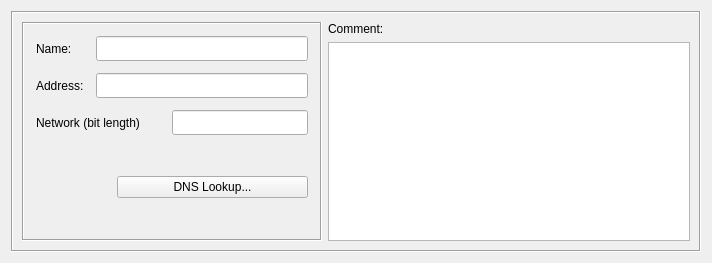
Old version of the form src/gui/ipv6dialog_q.ui in the repository fwbuilder/fwbuilder.
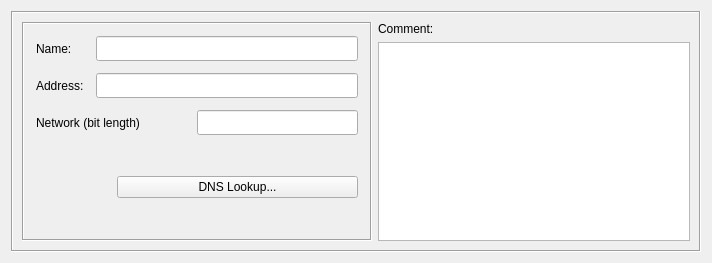
New version of the form.

What changed in the file:
```diff
--- a/src/gui/ipv6dialog_q.ui
+++ b/src/gui/ipv6dialog_q.ui
@@ -41,13 +41,13 @@
         </property>
         <property name="minimumSize" >
          <size>
-          <width>300</width>
+          <width>350</width>
           <height>16</height>
          </size>
         </property>
         <property name="maximumSize" >
          <size>
-          <width>300</width>
+          <width>350</width>
           <height>16777215</height>
          </size>
         </property>
```
Left out of the diff: 1 changed line with no effect on the pictures.
